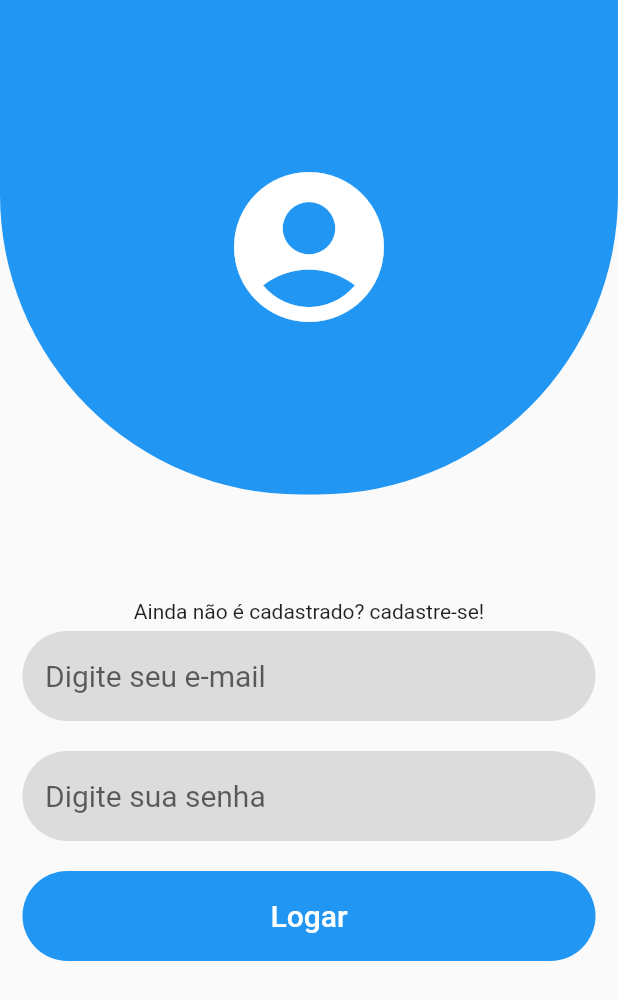
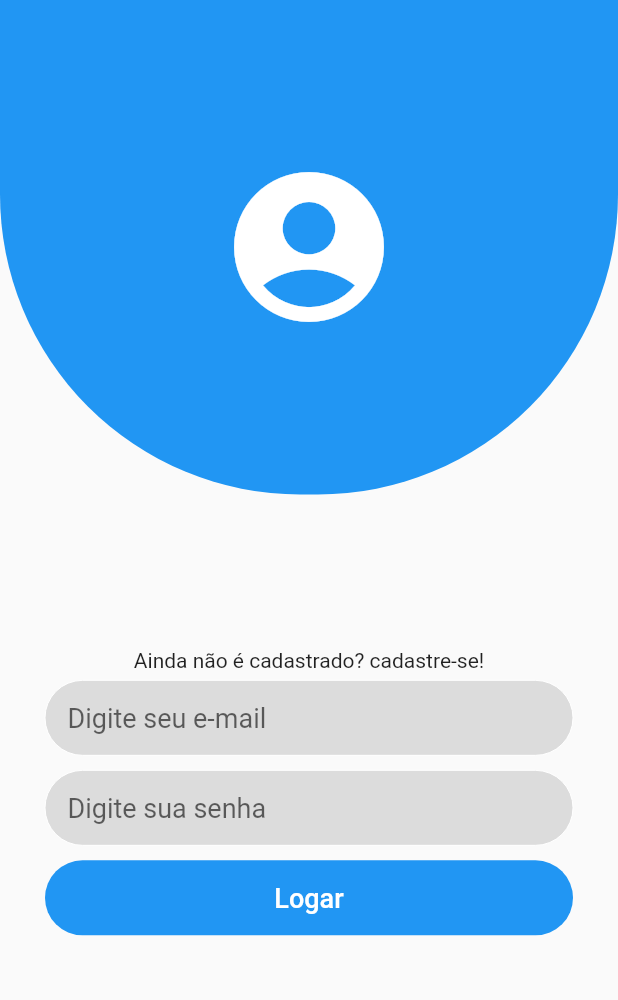
Before and after one commit to darcinetodev/PORTALTRANSPARENCIA, a Flutter app: the screen it shows after launch, on a phone screen of 412 x 824 dp. Shown: the top 1000 px of the screen. Run offline on Flutter 3.47's test engine with Material 2 defaults, Android fonts, the light colour scheme and no system bars; our stand-ins replace cloud_firestore, firebase_auth, rxdart; missing offline and left inert: bloc_pattern; accounts and stored records are empty.

Commit message:
Ajustes nos TextFields

```diff
--- a/lib/View/Helper/InputField.dart
+++ b/lib/View/Helper/InputField.dart
@@ -6,22 +6,38 @@ class InputField extends StatelessWidget {
   final Stream<String> stream;
   final Function(String) onChanged;
 
-  InputField({this.hint, this.obscure, this.stream, this.onChanged});
+  InputField({this.hint,
+              this.obscure,
+              this.stream,
+              this.onChanged
+            });
 
   @override
   Widget build(BuildContext context) {
     return StreamBuilder<String>(
       stream: stream,
       builder: (context, snapshot) {
-        return TextField(
+        return Container(
+          height: 50,
+          decoration: BoxDecoration(
+            border: Border.all(color: snapshot.hasError ? Colors.red : Colors.white,
+                               width: snapshot.hasError ? 2 : 0),
+            color: Colors.black12,
+            borderRadius: BorderRadius.all(Radius.circular(50))),
+            child: Padding(
+              padding: EdgeInsets.only(left: 15, right: 15),
+              child: Center(
+                child: TextField(
                   obscureText: obscure,
                   onChanged: onChanged,
                   decoration: InputDecoration(
                     border: InputBorder.none,
                     hintText: hint,
-            errorText: snapshot.hasError ? snapshot.error : null
                   ),
-          style: TextStyle(fontSize: 20)
+                  style: TextStyle(fontSize: 18)
+                ),
+              ),
+            ),
           );
       },
     );
--- a/lib/View/LoginView.dart
+++ b/lib/View/LoginView.dart
@@ -68,13 +68,18 @@ class _LoginViewState extends State<LoginView> {
                         color: Colors.blue,
                         borderRadius: BorderRadius.only(
                           bottomLeft: Radius.circular(200),
-                                  bottomRight: Radius.circular(200))),
+                          bottomRight: Radius.circular(200)
+                        )
+                      ),
                       child: Icon(
                         Icons.account_circle,
                         color: Colors.white,
                         size: 120,
-                          )),
-                      Column(
+                      )
+                    ),
+                    Padding(
+                      padding: EdgeInsets.only(top: MediaQuery.of(context).size.height / 25),
+                      child: Column(
                           children: <Widget>[
                             Padding(
                               padding: EdgeInsets.only(top: 70, bottom: 5),
@@ -90,16 +95,7 @@ class _LoginViewState extends State<LoginView> {
                             ),
                             Padding(
                               padding: EdgeInsets.only(
-                                left: 15, right: 15, bottom: 20),
-                            child: Container(
-                              height: 60,
-                              decoration: BoxDecoration(
-                                  color: Colors.black12,
-                                  borderRadius:
-                                      BorderRadius.all(Radius.circular(50))),
-                              child: Padding(
-                                padding: EdgeInsets.only(left: 15, right: 15),
-                                child: Center(
+                                left: 30, right: 30, bottom: 10),
                               child: InputField(
                                 hint: 'Digite seu e-mail',
                                 obscure: false,
@@ -107,54 +103,33 @@ class _LoginViewState extends State<LoginView> {
                                 onChanged: _loginController.changeEmail,
                               ),
                             ),
-                              ),
-                            ),
-                          ),
                             Padding(
                               padding: EdgeInsets.only(
-                                left: 15, right: 15, bottom: 20),
-                            child: Container(
-                              height: 60,
-                              decoration: BoxDecoration(
-                                  color: Colors.black12,
-                                  borderRadius:
-                                      BorderRadius.all(Radius.circular(50))),
-                              child: Padding(
-                                padding: EdgeInsets.only(left: 15, right: 15),
-                                child: Center(
+                                left: 30, right: 30, bottom: 10),
                               child: InputField(
                                 hint: 'Digite sua senha',
                                 obscure: true,
                                 stream: _loginController.outPassword,
-                                    onChanged:
-                                        _loginController.changePassword,
-                                  ),
-                                ),
-                              ),
+                                onChanged: _loginController.changePassword,
                               ),
                             ),
                             Padding(
-                            padding: EdgeInsets.only(left: 15, right: 15),
+                              padding: EdgeInsets.only(left: 30, right: 30),
                               child: Container(
-                              height: 60,
+                                height: 50,
                                 width: MediaQuery.of(context).size.width,
                                 decoration: BoxDecoration(
                                   color: Colors.blue,
-                                  borderRadius:
-                                      BorderRadius.all(Radius.circular(50))),
+                                  borderRadius: BorderRadius.all(Radius.circular(50))),
                                 child: StreamBuilder<bool>(
                                   stream: _loginController.outSubmitValid,
                                   builder: (context, snapshot) {
                                     return FlatButton(
                                       shape: RoundedRectangleBorder(
-                                        borderRadius:
-                                            BorderRadius.circular(50.0)),
-                                    child: Text('Logar',
-                                        style: TextStyle(
-                                            fontSize: 20, color: Colors.white)),
-                                    onPressed: snapshot.hasData
-                                        ? _loginController.submit
-                                        : null,
+                                        borderRadius: BorderRadius.circular(50.0)),
+                                      child: Text('Logar',  style: TextStyle(
+                                        fontSize: 18, color: Colors.white)),
+                                      onPressed: snapshot.hasData ? _loginController.submit : null,
                                     );
                                   },
                                 ),
@@ -162,9 +137,13 @@ class _LoginViewState extends State<LoginView> {
                             )
                           ],
                         )
-                    ],
-                  ));
-              }
-            }));
+                    )
+                  ]
+                )
+              );
           }
         }
+      )
+    );
+  }
+}
```
Lines whose indentation alone changed are shown as unchanged.
